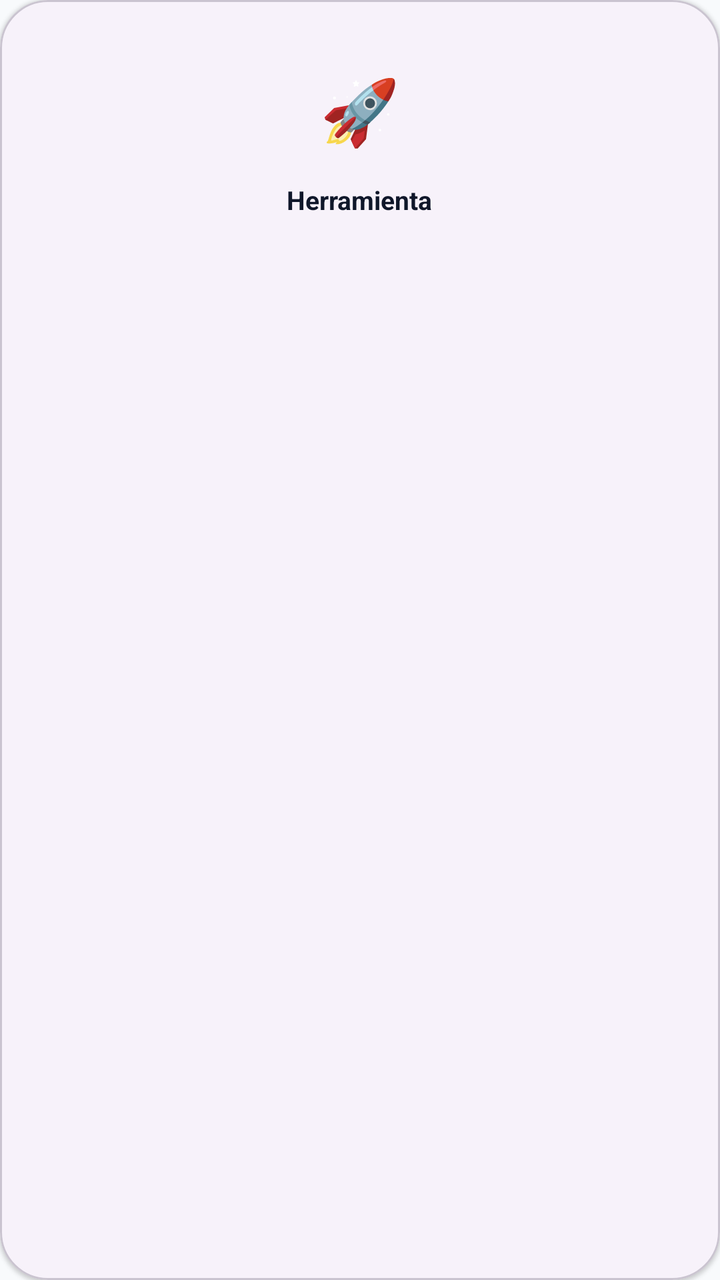
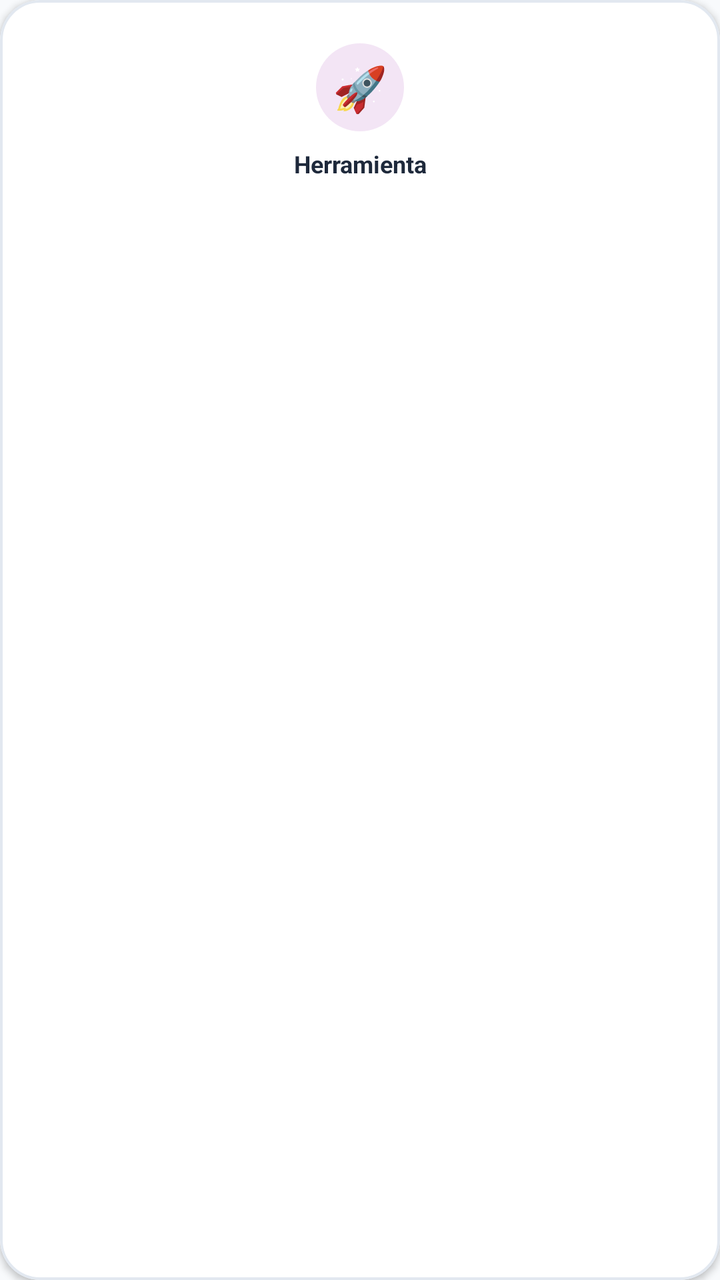

Compare the two renders of this Android layout. The source of the first and the diff that turns it into the second are given below.
<!-- AndroidManifest.xml: application theme Theme.Gomezmart -->
<!-- res/layout/item_hotel_tool_card.xml -->
<?xml version="1.0" encoding="utf-8"?>
<com.google.android.material.card.MaterialCardView xmlns:android="http://schemas.android.com/apk/res/android"
    xmlns:app="http://schemas.android.com/apk/res-auto"
    android:layout_width="match_parent"
    android:layout_height="wrap_content"
    android:layout_margin="6dp"
    app:cardCornerRadius="24dp"
    app:cardElevation="1dp"
    app:strokeWidth="1dp"
    app:strokeColor="?attr/colorOutlineVariant"
    app:cardBackgroundColor="?attr/colorSurfaceContainerLow"
    android:clickable="true"
    android:focusable="true"
    android:foreground="?attr/selectableItemBackground">

    <FrameLayout
        android:layout_width="match_parent"
        android:layout_height="match_parent">

        <LinearLayout
            android:layout_width="match_parent"
            android:layout_height="wrap_content"
            android:orientation="vertical"
            android:padding="16dp"
            android:gravity="center"
            android:minHeight="140dp">

            <TextView
                android:id="@+id/tvToolEmoji"
                android:layout_width="48dp"
                android:layout_height="48dp"
                android:text="🚀"
                android:textSize="32sp"
                android:gravity="center"
                android:visibility="visible" />

            <ImageView
                android:id="@+id/ivToolIcon"
                android:layout_width="32dp"
                android:layout_height="32dp"
                android:src="@android:drawable/ic_menu_my_calendar"
                app:tint="?attr/colorPrimary"
                android:visibility="gone" />

            <TextView
                android:id="@+id/tvToolName"
                android:layout_width="wrap_content"
                android:layout_height="wrap_content"
                android:text="Herramienta"
                android:textSize="13sp"
                android:textStyle="bold"
                android:layout_marginTop="12dp"
                android:textColor="?attr/colorOnSurface"
                android:textAlignment="center" />

        </LinearLayout>

        
        <View
            android:id="@+id/viewToolBadge"
            android:layout_width="12dp"
            android:layout_height="12dp"
            android:layout_gravity="top|end"
            android:layout_margin="16dp"
            android:background="@drawable/bg_circle_red"
            android:visibility="gone" />

    </FrameLayout>
</com.google.android.material.card.MaterialCardView>
<!-- resources referenced by this layout -->
<resources>
  <!-- drawable bg_circle_red (drawable) -->
  <?xml version="1.0" encoding="utf-8"?>
  <shape xmlns:android="http://schemas.android.com/apk/res/android"
      android:shape="oval">
      <solid android:color="@color/red_600" />
      <stroke android:width="1.5dp" android:color="@android:color/white" />
  </shape>
  <style name="Theme.Gomezmart" parent="Base.Theme.Gomezmart" />
  <color name="red_600">#DC2626</color>
  <style name="Base.Theme.Gomezmart" parent="Theme.Material3.DayNight.NoActionBar">
          <item name="colorPrimary">@color/purple_600</item>
          <item name="colorOnPrimary">@color/white</item>
          <item name="colorSecondary">@color/indigo_500</item>
          <item name="colorSurface">@color/slate_50</item>
          <item name="colorOnSurface">@color/slate_900</item>
          <item name="colorOnSurfaceVariant">@color/slate_500</item>
          <item name="colorSurfaceContainer">@color/white</item>
          <item name="android:windowBackground">@color/slate_50</item>
      </style>
  <color name="purple_600">#7C3AED</color>
  <color name="white">#FFFFFFFF</color>
  <color name="indigo_500">#6366F1</color>
  <color name="slate_50">#F8FAFC</color>
  <color name="slate_900">#0F172A</color>
  <color name="slate_500">#64748B</color>
</resources>

<!-- the commit's change to res/layout/item_hotel_tool_card.xml (unified diff, before → after) -->
@@ -3,65 +3,74 @@
     xmlns:app="http://schemas.android.com/apk/res-auto"
     android:layout_width="match_parent"
     android:layout_height="wrap_content"
-    android:layout_margin="6dp"
-    app:cardCornerRadius="24dp"
-    app:cardElevation="1dp"
-    app:strokeWidth="1dp"
-    app:strokeColor="?attr/colorOutlineVariant"
-    app:cardBackgroundColor="?attr/colorSurfaceContainerLow"
+    android:layout_margin="4dp"
+    app:cardCornerRadius="20dp"
+    app:cardElevation="2dp"
+    app:strokeWidth="1.2dp"
+    app:strokeColor="@color/slate_200"
+    app:cardBackgroundColor="@color/white"
     android:clickable="true"
     android:focusable="true"
     android:foreground="?attr/selectableItemBackground">
 
     <FrameLayout
         android:layout_width="match_parent"
-        android:layout_height="match_parent">
+        android:layout_height="wrap_content">
 
         <LinearLayout
             android:layout_width="match_parent"
             android:layout_height="wrap_content"
             android:orientation="vertical"
-            android:padding="16dp"
+            android:paddingHorizontal="8dp"
+            android:paddingVertical="14dp"
             android:gravity="center"
-            android:minHeight="140dp">
+            android:minHeight="112dp">
 
-            <TextView
-                android:id="@+id/tvToolEmoji"
-                android:layout_width="48dp"
-                android:layout_height="48dp"
-                android:text="🚀"
-                android:textSize="32sp"
-                android:gravity="center"
-                android:visibility="visible" />
+            <FrameLayout
+                android:layout_width="44dp"
+                android:layout_height="44dp"
+                android:background="@drawable/bg_circle_light_purple">
+
+                <TextView
+                    android:id="@+id/tvToolEmoji"
+                    android:layout_width="wrap_content"
+                    android:layout_height="wrap_content"
+                    android:layout_gravity="center"
+                    android:text="🚀"
+                    android:textSize="22sp" />
+            </FrameLayout>
 
             <ImageView
                 android:id="@+id/ivToolIcon"
-                android:layout_width="32dp"
-                android:layout_height="32dp"
+                android:layout_width="28dp"
+                android:layout_height="28dp"
                 android:src="@android:drawable/ic_menu_my_calendar"
-                app:tint="?attr/colorPrimary"
+                app:tint="@color/purple_600"
                 android:visibility="gone" />
 
             <TextView
                 android:id="@+id/tvToolName"
-                android:layout_width="wrap_content"
+                android:layout_width="match_parent"
                 android:layout_height="wrap_content"
                 android:text="Herramienta"
-                android:textSize="13sp"
+                android:textSize="12sp"
                 android:textStyle="bold"
-                android:layout_marginTop="12dp"
-                android:textColor="?attr/colorOnSurface"
-                android:textAlignment="center" />
+                android:layout_marginTop="8dp"
+                android:textColor="@color/slate_800"
+                android:gravity="center"
+                android:maxLines="2"
+                android:ellipsize="end"
+                android:lineSpacingExtra="1dp" />
 
         </LinearLayout>
 
         
         <View
             android:id="@+id/viewToolBadge"
-            android:layout_width="12dp"
-            android:layout_height="12dp"
+            android:layout_width="10dp"
+            android:layout_height="10dp"
             android:layout_gravity="top|end"
-            android:layout_margin="16dp"
+            android:layout_margin="10dp"
             android:background="@drawable/bg_circle_red"
             android:visibility="gone" />
 
<!-- resource entries referenced after the edit -->
@@ -20,7 +20,14 @@
           <item name="android:windowBackground">@color/slate_50</item>
       </style>
   <color name="purple_600">#7C3AED</color>
+  <color name="slate_200">#E2E8F0</color>
+  <color name="slate_800">#1E293B</color>
   <color name="white">#FFFFFFFF</color>
+  <!-- drawable bg_circle_light_purple (drawable) -->
+  <?xml version="1.0" encoding="utf-8"?>
+  <shape xmlns:android="http://schemas.android.com/apk/res/android" android:shape="oval">
+      <solid android:color="#F3E5F5" />
+  </shape>
   <color name="indigo_500">#6366F1</color>
   <color name="slate_50">#F8FAFC</color>
   <color name="slate_900">#0F172A</color>
